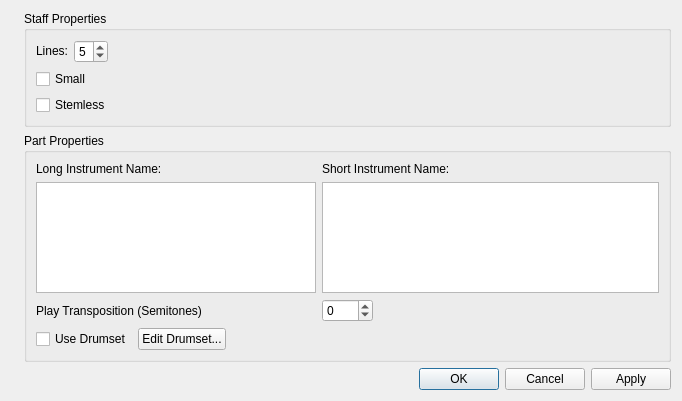
Above: mscore/mscore/editstaff.ui from musescore/musescore-old before the change. Below: the same form after it.
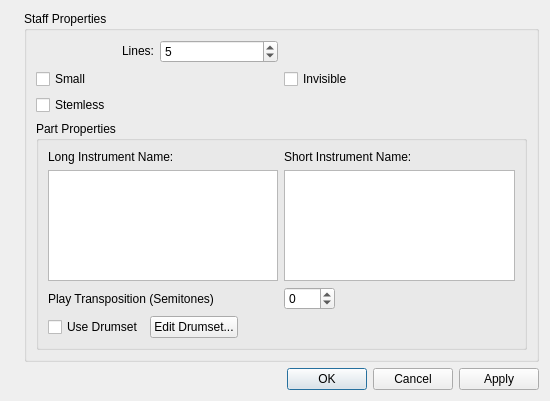
That is the form after the change. Icons and pictures are not drawn.

Commit message: add staff property "invisible"

Diff of the .ui file:
```diff
--- a/mscore/mscore/editstaff.ui
+++ b/mscore/mscore/editstaff.ui
@@ -6,10 +6,16 @@
    <rect>
     <x>0</x>
     <y>0</y>
-    <width>682</width>
+    <width>550</width>
     <height>401</height>
    </rect>
   </property>
+  <property name="minimumSize">
+   <size>
+    <width>0</width>
+    <height>0</height>
+   </size>
+  </property>
   <property name="windowTitle">
    <string>MuseScore: Edit Staff/Part Properties</string>
   </property>
@@ -36,14 +42,20 @@
       <layout class="QVBoxLayout" name="verticalLayout">
        <item>
         <widget class="QGroupBox" name="groupBox">
+         <property name="minimumSize">
+          <size>
+           <width>0</width>
+           <height>0</height>
+          </size>
+         </property>
          <property name="title">
           <string>Staff Properties</string>
          </property>
          <property name="flat">
           <bool>true</bool>
          </property>
-         <layout class="QVBoxLayout" name="verticalLayout_3">
-          <item>
+         <layout class="QGridLayout" name="gridLayout_2">
+          <item row="0" column="0">
            <layout class="QHBoxLayout">
             <item>
              <widget class="QLabel" name="label">
@@ -80,22 +92,9 @@
               </property>
              </widget>
             </item>
-            <item>
-             <spacer>
-              <property name="orientation">
-               <enum>Qt::Horizontal</enum>
-              </property>
-              <property name="sizeHint" stdset="0">
-               <size>
-                <width>40</width>
-                <height>20</height>
-               </size>
-              </property>
-             </spacer>
-            </item>
            </layout>
           </item>
-          <item>
+          <item row="1" column="0">
            <widget class="QCheckBox" name="small">
             <property name="sizePolicy">
              <sizepolicy hsizetype="Minimum" vsizetype="Fixed">
@@ -108,17 +107,21 @@
             </property>
            </widget>
           </item>
-          <item>
+          <item row="1" column="1">
+           <widget class="QCheckBox" name="invisible">
+            <property name="text">
+             <string>Invisible</string>
+            </property>
+           </widget>
+          </item>
+          <item row="2" column="0">
            <widget class="QCheckBox" name="slashStyle">
             <property name="text">
              <string>Stemless</string>
             </property>
            </widget>
           </item>
-         </layout>
-        </widget>
-       </item>
-       <item>
+          <item row="3" column="0" colspan="2">
         <widget class="QGroupBox" name="groupBox_2">
          <property name="title">
           <string>Part Properties</string>
@@ -236,6 +239,9 @@
              </spacer>
             </item>
            </layout>
+             </item>
+            </layout>
+           </widget>
           </item>
          </layout>
         </widget>
```
Lines whose indentation alone changed are shown as unchanged. The commit also changes 6 other files.
